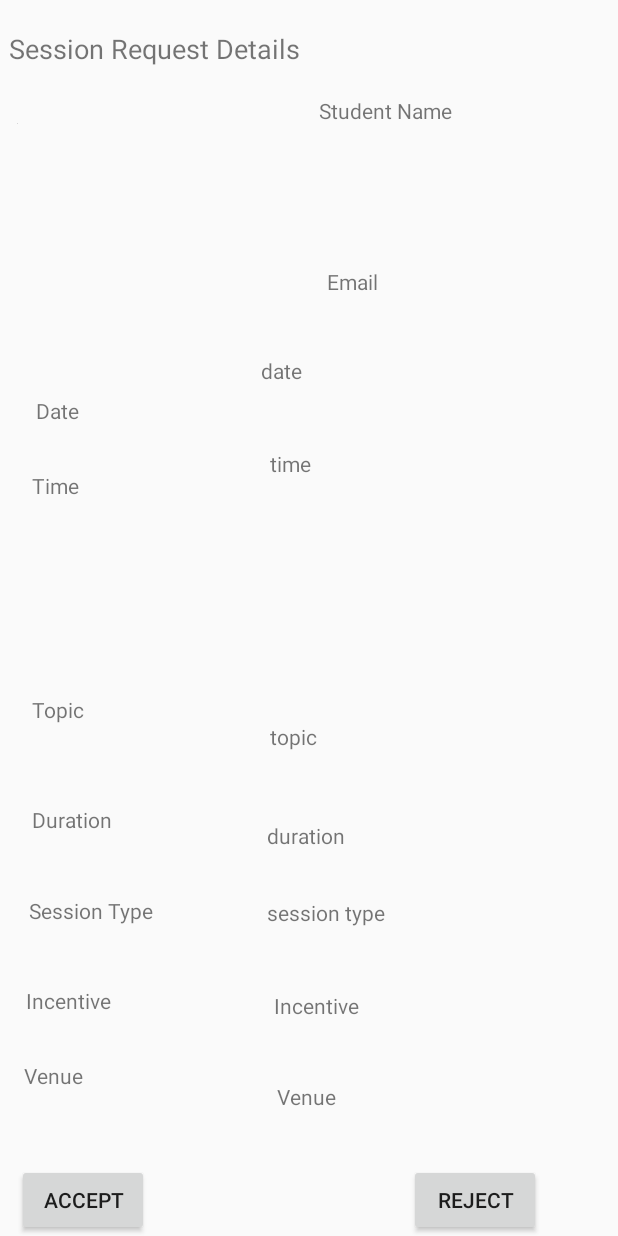
After one commit to thisisabhinaya/ATTPastSessions, an Android app: the layout activity_request_details.xml on its own in the app's theme, with its tools: preview values and no code run, on a phone screen of 412 x 824 dp. The commit adds this screen. Run offline under Robolectric (Android 15) with nearby library versions, the phone set to English and light mode, and no system bars.

Commit message:
14-02-2020

```diff
--- /dev/null
+++ b/app/src/main/res/layout/activity_request_details.xml
@@ -0,0 +1,247 @@
+<?xml version="1.0" encoding="utf-8"?>
+<RelativeLayout xmlns:android="http://schemas.android.com/apk/res/android"
+xmlns:app="http://schemas.android.com/apk/res-auto"
+xmlns:tools="http://schemas.android.com/tools"
+android:layout_width="match_parent"
+android:layout_height="match_parent"
+tools:context=".RequestDetailsActivity">
+
+<TextView
+    android:id="@+id/textView9"
+    android:layout_width="wrap_content"
+    android:layout_height="wrap_content"
+    android:layout_alignParentStart="true"
+    android:layout_alignParentTop="true"
+    android:layout_marginStart="6dp"
+    android:layout_marginTop="20dp"
+    android:text="Session Request Details"
+    android:textSize="18sp" />
+
+<ImageView
+    android:id="@+id/imageView7"
+    android:layout_width="wrap_content"
+    android:layout_height="wrap_content"
+    android:layout_alignParentStart="true"
+    android:layout_alignParentTop="true"
+    android:layout_marginStart="11dp"
+    android:layout_marginTop="82dp"
+    tools:srcCompat="@tools:sample/avatars" />
+
+<TextView
+    android:id="@+id/stud_name"
+    android:layout_width="wrap_content"
+    android:layout_height="wrap_content"
+    android:layout_alignParentTop="true"
+    android:layout_alignParentEnd="true"
+    android:layout_marginTop="64dp"
+    android:layout_marginEnd="39dp"
+    android:ems="10"
+    android:inputType="textPersonName"
+    android:text="Student Name" />
+<!--
+<TextView
+    android:id="@+id/college_name"
+    android:layout_width="wrap_content"
+    android:layout_height="wrap_content"
+    android:layout_alignParentTop="true"
+    android:layout_alignParentEnd="true"
+    android:layout_marginTop="119dp"
+    android:layout_marginEnd="37dp"
+    android:ems="10"
+    android:inputType="textPersonName"
+    android:text="College Name" />
+-->
+<TextView
+    android:id="@+id/email"
+    android:layout_width="wrap_content"
+    android:layout_height="wrap_content"
+    android:layout_alignParentTop="true"
+    android:layout_alignParentEnd="true"
+    android:layout_marginTop="178dp"
+    android:layout_marginEnd="34dp"
+    android:ems="10"
+    android:inputType="textPersonName"
+    android:text="Email" />
+
+<TextView
+    android:id="@+id/date"
+    android:layout_width="wrap_content"
+    android:layout_height="wrap_content"
+    android:layout_alignParentTop="true"
+    android:layout_alignParentEnd="true"
+    android:layout_centerHorizontal="true"
+    android:layout_marginTop="237dp"
+    android:layout_marginEnd="78dp"
+    android:ems="10"
+    android:inputType="textPersonName"
+    android:text="date" />
+
+<TextView
+    android:id="@+id/textView10"
+    android:layout_width="wrap_content"
+    android:layout_height="wrap_content"
+    android:layout_alignParentStart="true"
+    android:layout_alignParentTop="true"
+    android:layout_marginStart="24dp"
+    android:layout_marginTop="264dp"
+    android:text="Date" />
+
+<TextView
+    android:id="@+id/textView11"
+    android:layout_width="wrap_content"
+    android:layout_height="wrap_content"
+    android:layout_alignParentStart="true"
+    android:layout_alignParentTop="true"
+    android:layout_marginStart="21dp"
+    android:layout_marginTop="314dp"
+    android:text="Time" />
+
+<TextView
+    android:id="@+id/time"
+    android:layout_width="wrap_content"
+    android:layout_height="wrap_content"
+    android:layout_alignParentTop="true"
+    android:layout_alignParentEnd="true"
+    android:layout_marginTop="299dp"
+    android:layout_marginEnd="72dp"
+    android:ems="10"
+    android:inputType="textPersonName"
+    android:text="time" />
+
+<TextView
+    android:id="@+id/textView12"
+    android:layout_width="wrap_content"
+    android:layout_height="wrap_content"
+    android:layout_alignParentStart="true"
+    android:layout_alignParentBottom="true"
+    android:layout_marginStart="21dp"
+    android:layout_marginBottom="341dp"
+    android:text="Topic" />
+
+<TextView
+    android:id="@+id/topic"
+    android:layout_width="wrap_content"
+    android:layout_height="wrap_content"
+    android:layout_alignParentEnd="true"
+    android:layout_alignParentBottom="true"
+    android:layout_marginEnd="72dp"
+    android:layout_marginBottom="323dp"
+    android:ems="10"
+    android:inputType="textPersonName"
+    android:text="topic" />
+
+<TextView
+    android:id="@+id/textView13"
+    android:layout_width="wrap_content"
+    android:layout_height="wrap_content"
+    android:layout_alignParentStart="true"
+    android:layout_alignParentBottom="true"
+    android:layout_marginStart="21dp"
+    android:layout_marginBottom="268dp"
+    android:text="Duration" />
+
+<TextView
+    android:id="@+id/duration"
+    android:layout_width="wrap_content"
+    android:layout_height="wrap_content"
+    android:layout_alignParentEnd="true"
+    android:layout_alignParentBottom="true"
+    android:layout_marginEnd="74dp"
+    android:layout_marginBottom="257dp"
+    android:ems="10"
+    android:inputType="textPersonName"
+    android:text="duration" />
+
+<TextView
+    android:id="@+id/textView14"
+    android:layout_width="wrap_content"
+    android:layout_height="wrap_content"
+    android:layout_alignParentStart="true"
+    android:layout_alignParentBottom="true"
+    android:layout_marginStart="19dp"
+    android:layout_marginBottom="207dp"
+    android:text="Session Type" />
+
+<TextView
+    android:id="@+id/sess_type"
+    android:layout_width="wrap_content"
+    android:layout_height="wrap_content"
+    android:layout_alignParentEnd="true"
+    android:layout_alignParentBottom="true"
+    android:layout_marginEnd="74dp"
+    android:layout_marginBottom="206dp"
+    android:ems="10"
+    android:inputType="textPersonName"
+    android:text="session type" />
+
+<TextView
+    android:id="@+id/textView15"
+    android:layout_width="wrap_content"
+    android:layout_height="wrap_content"
+    android:layout_alignParentStart="true"
+    android:layout_alignParentBottom="true"
+    android:layout_marginStart="17dp"
+    android:layout_marginBottom="147dp"
+    android:text="Incentive" />
+
+<TextView
+    android:id="@+id/incentive"
+    android:layout_width="wrap_content"
+    android:layout_height="wrap_content"
+    android:layout_alignParentEnd="true"
+    android:layout_alignParentBottom="true"
+    android:layout_marginEnd="69dp"
+    android:layout_marginBottom="144dp"
+    android:ems="10"
+    android:inputType="textPersonName"
+    android:text="Incentive" />
+
+<TextView
+    android:id="@+id/textView16"
+    android:layout_width="wrap_content"
+    android:layout_height="wrap_content"
+    android:layout_alignParentStart="true"
+    android:layout_alignParentBottom="true"
+    android:layout_marginStart="16dp"
+    android:layout_marginBottom="97dp"
+    android:text="Venue" />
+
+<TextView
+    android:id="@+id/venue"
+    android:layout_width="wrap_content"
+    android:layout_height="wrap_content"
+    android:layout_alignParentEnd="true"
+    android:layout_alignParentBottom="true"
+    android:layout_marginEnd="67dp"
+    android:layout_marginBottom="83dp"
+    android:ems="10"
+    android:inputType="textPersonName"
+    android:text="Venue" />
+
+<Button
+    android:id="@+id/accept"
+    android:layout_width="wrap_content"
+    android:layout_height="wrap_content"
+    android:layout_alignParentStart="true"
+    android:layout_alignParentBottom="true"
+    android:layout_marginStart="11dp"
+    android:text="ACCEPT" />
+<!--
+<Button
+    android:id="@+id/button11"
+    android:layout_width="wrap_content"
+    android:layout_height="wrap_content"
+    android:layout_alignParentStart="true"
+    android:layout_alignParentBottom="true"
+    android:layout_marginStart="137dp"
+    android:text="NEGOTIATE" />
+-->
+<Button
+    android:id="@+id/reject"
+    android:layout_width="wrap_content"
+    android:layout_height="wrap_content"
+    android:layout_alignParentEnd="true"
+    android:layout_alignParentBottom="true"
+    android:layout_marginEnd="51dp"
+    android:text="REJECT" />
+</RelativeLayout>
--- a/app/src/main/res/layout/fragment_tutor_profile.xml
+++ b/app/src/main/res/layout/fragment_tutor_profile.xml
@@ -49,7 +49,7 @@
             android:layout_height="wrap_content"
             android:layout_marginStart="150dp"
             android:layout_marginTop="120dp"
-            android:text="No.of Sessions" />
+            android:text="No.of Sessions : 0" />
 
         <EditText
             android:id="@+id/bio"
```
Also changed, not shown: app/build.gradle (+10 -7 lines), app/src/main/AndroidManifest.xml (+17 -3 lines), app/src/main/java/com/example/anytimetutor/EditTutorProfileActivity.java (+19 -5 lines), app/src/main/java/com/example/anytimetutor/MyFirebaseMessagingService.java (added, +103 -0 lines), app/src/main/java/com/example/anytimetutor/RequestDetailsActivity.java (added, +78 -0 lines), app/src/main/java/com/example/anytimetutor/SearchTutor.java (+124 -2 lines), app/src/main/java/com/example/anytimetutor/ViewRequestActivity.java (added, +14 -0 lines), app/src/main/res/layout/activity_view_request.xml (added, +9 -0 lines).
